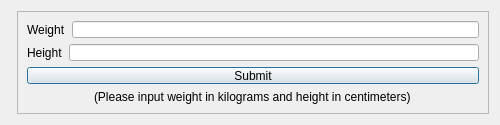
The window that K/fitness_edit.ui (burr1to/kaizen) describes before a commit, drawn with Qt 5.
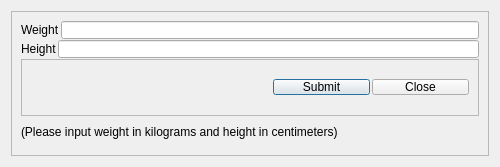
The same window after the commit.

Diff of the .ui file:
```diff
--- a/K/fitness_edit.ui
+++ b/K/fitness_edit.ui
@@ -2,31 +2,38 @@
 <ui version="4.0">
  <class>fitness_edit</class>
  <widget class="QDialog" name="fitness_edit">
+  <property name="enabled">
+   <bool>true</bool>
+  </property>
   <property name="geometry">
    <rect>
     <x>0</x>
     <y>0</y>
     <width>500</width>
-    <height>125</height>
+    <height>167</height>
    </rect>
   </property>
   <property name="minimumSize">
    <size>
     <width>500</width>
-    <height>125</height>
+    <height>150</height>
    </size>
   </property>
   <property name="maximumSize">
    <size>
     <width>500</width>
-    <height>125</height>
+    <height>167</height>
    </size>
   </property>
   <property name="windowTitle">
    <string>Dialog</string>
   </property>
-  <layout class="QFormLayout" name="formLayout">
-   <item row="0" column="1">
+  <property name="styleSheet">
+   <string notr="true">margin: 0px;
+padding:0px;</string>
+  </property>
+  <layout class="QHBoxLayout" name="horizontalLayout_3">
+   <item>
     <widget class="QFrame" name="frame">
      <property name="frameShape">
       <enum>QFrame::StyledPanel</enum>
@@ -34,36 +41,11 @@
      <property name="frameShadow">
       <enum>QFrame::Raised</enum>
      </property>
-     <layout class="QGridLayout" name="gridLayout_2">
-      <item row="2" column="0">
-       <widget class="QPushButton" name="submit">
-        <property name="text">
-         <string>Submit</string>
-        </property>
-       </widget>
-      </item>
-      <item row="3" column="0" alignment="Qt::AlignHCenter">
-       <widget class="QLabel" name="label_3">
-        <property name="text">
-         <string>(Please input weight in kilograms and height in centimeters)</string>
-        </property>
-       </widget>
-      </item>
-      <item row="1" column="0">
-       <layout class="QHBoxLayout" name="horizontalLayout_2">
-        <item>
-         <widget class="QLabel" name="label_2">
-          <property name="text">
-           <string>Height</string>
-          </property>
-         </widget>
-        </item>
-        <item>
-         <widget class="QLineEdit" name="height"/>
-        </item>
-       </layout>
-      </item>
-      <item row="0" column="0">
+     <layout class="QVBoxLayout" name="verticalLayout" stretch="3,3,2,1">
+      <property name="spacing">
+       <number>1</number>
+      </property>
+      <item>
        <layout class="QHBoxLayout" name="horizontalLayout">
         <item>
          <widget class="QLabel" name="label">
@@ -77,6 +59,69 @@
         </item>
        </layout>
       </item>
+      <item>
+       <layout class="QHBoxLayout" name="horizontalLayout_2">
+        <item>
+         <widget class="QLabel" name="label_2">
+          <property name="text">
+           <string>Height</string>
+          </property>
+         </widget>
+        </item>
+        <item>
+         <widget class="QLineEdit" name="height"/>
+        </item>
+       </layout>
+      </item>
+      <item>
+       <widget class="QFrame" name="frame_2">
+        <property name="frameShape">
+         <enum>QFrame::StyledPanel</enum>
+        </property>
+        <property name="frameShadow">
+         <enum>QFrame::Raised</enum>
+        </property>
+        <layout class="QHBoxLayout" name="horizontalLayout_4" stretch="5,2,2">
+         <property name="spacing">
+          <number>2</number>
+         </property>
+         <item>
+          <spacer name="verticalSpacer">
+           <property name="orientation">
+            <enum>Qt::Vertical</enum>
+           </property>
+           <property name="sizeHint" stdset="0">
+            <size>
+             <width>50</width>
+             <height>19</height>
+            </size>
+           </property>
+          </spacer>
+         </item>
+         <item>
+          <widget class="QPushButton" name="submit">
+           <property name="text">
+            <string>Submit</string>
+           </property>
+          </widget>
+         </item>
+         <item>
+          <widget class="QPushButton" name="pushButton">
+           <property name="text">
+            <string>Close</string>
+           </property>
+          </widget>
+         </item>
+        </layout>
+       </widget>
+      </item>
+      <item>
+       <widget class="QLabel" name="label_3">
+        <property name="text">
+         <string>(Please input weight in kilograms and height in centimeters)</string>
+        </property>
+       </widget>
+      </item>
      </layout>
     </widget>
    </item>
```
